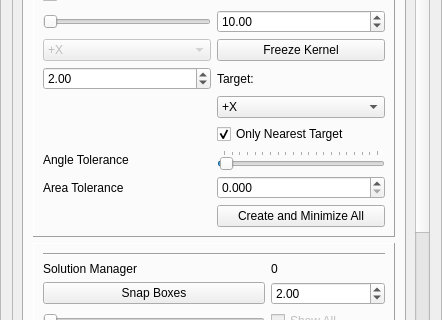
First picture: the form in GUI/managers/enginemanager.ui, repository alemuntoni/HeightFieldDecomposition, before the edit; both pictures show x 0 to 442 and y 358 to 678 of the 442 by 821 pixel window.
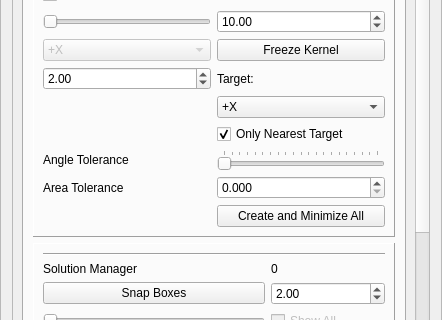
Second picture: the form after the edit.

The edit to the form file:
```diff
--- a/GUI/managers/enginemanager.ui
+++ b/GUI/managers/enginemanager.ui
@@ -62,7 +62,7 @@
       <property name="geometry">
        <rect>
         <x>0</x>
-        <y>-265</y>
+        <y>0</y>
         <width>406</width>
         <height>1100</height>
        </rect>
@@ -518,10 +518,10 @@
                  <number>5</number>
                 </property>
                 <property name="value">
-                 <number>1</number>
+                 <number>0</number>
                 </property>
                 <property name="sliderPosition">
-                 <number>1</number>
+                 <number>0</number>
                 </property>
                 <property name="orientation">
                  <enum>Qt::Horizontal</enum>
```
